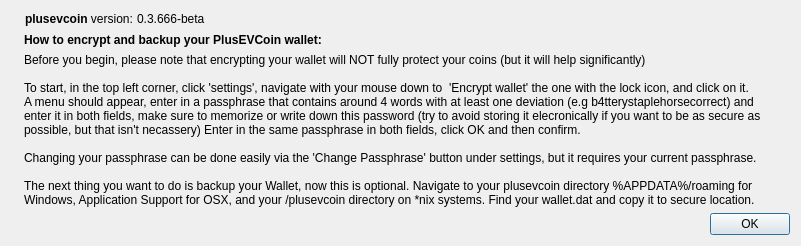
Before: the Qt Designer form src/qt/forms/protectionTutDialog.ui in plusevcoin/plusevcoin, drawn with Qt 5.
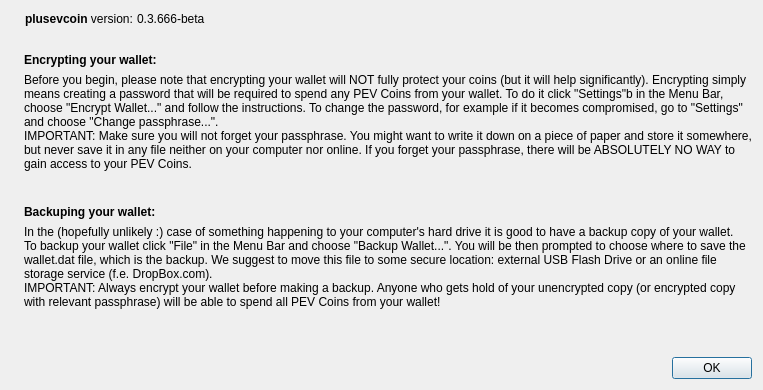
After: the same form once the commit is applied. Icons and pictures are not drawn.

Patch:
```diff
--- a/src/qt/forms/protectionTutDialog.ui
+++ b/src/qt/forms/protectionTutDialog.ui
@@ -6,8 +6,8 @@
    <rect>
     <x>0</x>
     <y>0</y>
-    <width>801</width>
-    <height>234</height>
+    <width>200</width>
+    <height>200</height>
    </rect>
   </property>
   <property name="windowTitle">
@@ -98,7 +98,7 @@
       </widget>
      </item>
      <item>
-      <widget class="QLabel" name="label_3">
+      <widget class="QLabel" name="label_topjump">
        <property name="sizePolicy">
         <sizepolicy hsizetype="Minimum" vsizetype="Maximum">
          <horstretch>0</horstretch>
@@ -106,24 +106,84 @@
         </sizepolicy>
        </property>
        <property name="text">
-        <string>&lt;html&gt;&lt;head/&gt;&lt;body&gt;&lt;p&gt;&lt;span style=&quot; font-weight:600;&quot;&gt;How to encrypt and backup your PlusEVCoin wallet:&lt;/span&gt;&lt;/p&gt;&lt;/body&gt;&lt;/html&gt;</string>
+        <string></string>
        </property>
       </widget>
      </item>
      <item>
       <widget class="QLabel" name="label_2">
+       <property name="sizePolicy">
+        <sizepolicy hsizetype="Preferred" vsizetype="Maximum">
+         <horstretch>0</horstretch>
+         <verstretch>0</verstretch>
+        </sizepolicy>
+       </property>
        <property name="text">
-        <string>Before you begin, please note that encrypting your wallet will NOT fully protect your coins (but it will help significantly)
+        <string>&lt;html&gt;&lt;head/&gt;&lt;body&gt;&lt;p&gt;&lt;span style=&quot; font-weight:600;&quot;&gt;Encrypting your wallet:&lt;/span&gt;&lt;/p&gt;&lt;/body&gt;&lt;/html&gt;</string>
+       </property>
+       <property name="textInteractionFlags">
+        <set>Qt::LinksAccessibleByMouse|Qt::TextSelectableByKeyboard|Qt::TextSelectableByMouse</set>
+       </property>
+      </widget>
+     </item>
+     <item>
+      <widget class="QLabel" name="label_3">
+       <property name="sizePolicy">
+        <sizepolicy hsizetype="Preferred" vsizetype="Maximum">
+         <horstretch>0</horstretch>
+         <verstretch>0</verstretch>
+        </sizepolicy>
+       </property>
+       <property name="text">
+        <string>Before you begin, please note that encrypting your wallet will NOT fully protect your coins (but it will help significantly). Encrypting simply
+means creating a password that will be required to spend any PEV Coins from your wallet. To do it click "Settings"b in the Menu Bar,
+choose "Encrypt Wallet..." and follow the instructions. To change the password, for example if it becomes compromised, go to "Settings"
+and choose "Change passphrase...".
+IMPORTANT: Make sure you will not forget your passphrase. You might want to write it down on a piece of paper and store it somewhere,
+but never save it in any file neither on your computer nor online. If you forget your passphrase, there will be ABSOLUTELY NO WAY to
+gain access to your PEV Coins.
 
-To start, in the top left corner, click 'settings', navigate with your mouse down to  'Encrypt wallet' the one with the lock icon, and click on it.
-A menu should appear, enter in a passphrase that contains around 4 words with at least one deviation (e.g b4tterystaplehorsecorrect) and
-enter it in both fields, make sure to memorize or write down this password (try to avoid storing it elecronically if you want to be as secure as
-possible, but that isn't necassery) Enter in the same passphrase in both fields, click OK and then confirm.
+</string>
+       </property>
+       <property name="textInteractionFlags">
+        <set>Qt::LinksAccessibleByMouse|Qt::TextSelectableByKeyboard|Qt::TextSelectableByMouse</set>
+       </property>
+      </widget>
+     </item>
+     <item>
+      <widget class="QLabel" name="label_5">
+       <property name="sizePolicy">
+        <sizepolicy hsizetype="Minimum" vsizetype="Maximum">
+         <horstretch>0</horstretch>
+         <verstretch>0</verstretch>
+        </sizepolicy>
+       </property>
+       <property name="text">
+        <string>&lt;html&gt;&lt;head/&gt;&lt;body&gt;&lt;p&gt;&lt;span style=&quot; font-weight:600;&quot;&gt;Backuping your wallet:&lt;/span&gt;&lt;/p&gt;&lt;/body&gt;&lt;/html&gt;</string>
+       </property>
+       <property name="textInteractionFlags">
+        <set>Qt::LinksAccessibleByMouse|Qt::TextSelectableByKeyboard|Qt::TextSelectableByMouse</set>
+       </property>
+      </widget>
+     </item>
+     <item>
+      <widget class="QLabel" name="label_6">
+       <property name="sizePolicy">
+        <sizepolicy hsizetype="Minimum" vsizetype="Maximum">
+         <horstretch>0</horstretch>
+         <verstretch>0</verstretch>
+        </sizepolicy>
+       </property>
+       <property name="text">
+        <string>In the (hopefully unlikely :) case of something happening to your computer's hard drive it is good to have a backup copy of your wallet.
+To backup your wallet click "File" in the Menu Bar and choose "Backup Wallet...". You will be then prompted to choose where to save the
+wallet.dat file, which is the backup. We suggest to move this file to some secure location: external USB Flash Drive or an online file
+storage service (f.e. DropBox.com).
+IMPORTANT: Always encrypt your wallet before making a backup. Anyone who gets hold of your unencrypted copy (or encrypted copy
+with relevant passphrase) will be able to spend all PEV Coins from your wallet!
 
-Changing your passphrase can be done easily via the 'Change Passphrase' button under settings, but it requires your current passphrase.
 
-The next thing you want to do is backup your Wallet, now this is optional. Navigate to your plusevcoin directory %APPDATA%/roaming for
-Windows, Application Support for OSX, and your /plusevcoin directory on *nix systems. Find your wallet.dat and copy it to secure location.</string>
+</string>
        </property>
        <property name="textInteractionFlags">
         <set>Qt::LinksAccessibleByMouse|Qt::TextSelectableByMouse</set>
```
Left out of the diff: 9 changed lines with no effect on the pictures.
